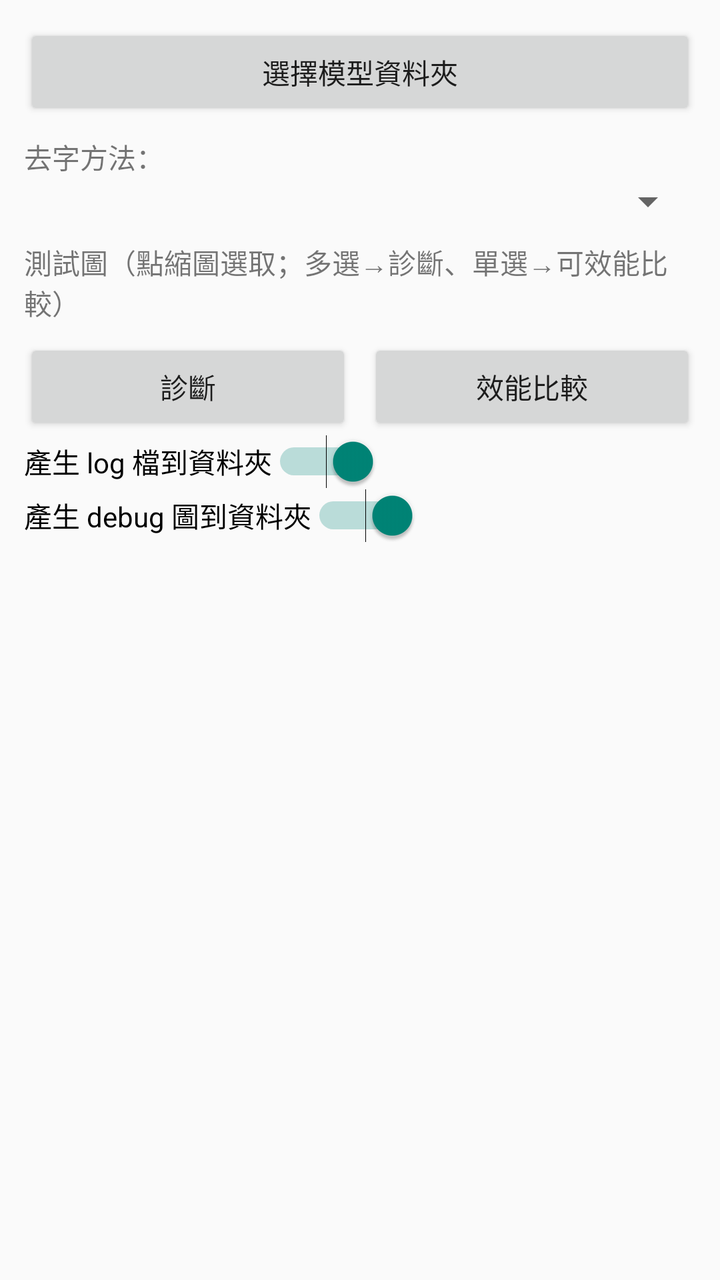
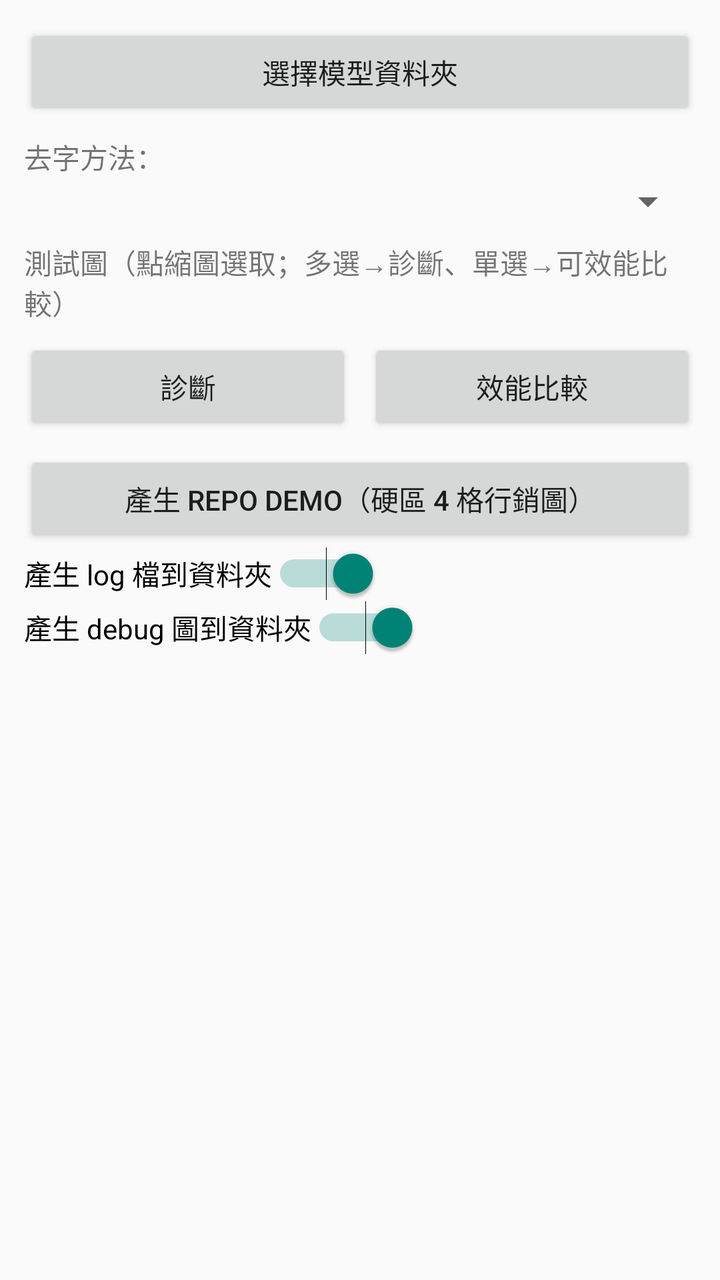

Two renders of the same Android screen: before a commit and after it. Below are the layout's source before the change and the commit's diff.
<!-- AndroidManifest.xml: application theme Theme.AppCompat.DayNight.NoActionBar -->
<!-- res/layout/activity_main.xml -->
<?xml version="1.0" encoding="utf-8"?>
<ScrollView xmlns:android="http://schemas.android.com/apk/res/android"
    android:id="@+id/scroll"
    android:layout_width="match_parent"
    android:layout_height="match_parent"
    android:fillViewport="true">

    <LinearLayout
        android:layout_width="match_parent"
        android:layout_height="wrap_content"
        android:orientation="vertical"
        android:padding="12dp">

        
        <Button
            android:id="@+id/pickFolderButton"
            android:layout_width="match_parent"
            android:layout_height="wrap_content"
            android:text="選擇模型資料夾" />

        <TextView
            android:id="@+id/inpaintLabel"
            android:layout_width="wrap_content"
            android:layout_height="wrap_content"
            android:layout_marginTop="8dp"
            android:text="去字方法：" />

        <Spinner
            android:id="@+id/inpaintSpinner"
            android:layout_width="match_parent"
            android:layout_height="wrap_content" />

        <TextView
            android:layout_width="wrap_content"
            android:layout_height="wrap_content"
            android:layout_marginTop="8dp"
            android:text="測試圖（點縮圖選取；多選→診斷、單選→可效能比較）" />

        <HorizontalScrollView
            android:layout_width="match_parent"
            android:layout_height="wrap_content">

            <LinearLayout
                android:id="@+id/thumbStrip"
                android:layout_width="wrap_content"
                android:layout_height="wrap_content"
                android:orientation="horizontal" />
        </HorizontalScrollView>

        <LinearLayout
            android:layout_width="match_parent"
            android:layout_height="wrap_content"
            android:layout_marginTop="8dp"
            android:orientation="horizontal">

            <Button
                android:id="@+id/detectButton"
                android:layout_width="0dp"
                android:layout_height="wrap_content"
                android:layout_weight="1"
                android:text="診斷" />

            <Button
                android:id="@+id/inpaintCompareButton"
                android:layout_width="0dp"
                android:layout_height="wrap_content"
                android:layout_marginStart="8dp"
                android:layout_weight="1"
                android:text="效能比較" />
        </LinearLayout>

        <Switch
            android:id="@+id/genLogSwitch"
            android:layout_width="wrap_content"
            android:layout_height="wrap_content"
            android:checked="true"
            android:text="產生 log 檔到資料夾" />

        <Switch
            android:id="@+id/genImgSwitch"
            android:layout_width="wrap_content"
            android:layout_height="wrap_content"
            android:checked="true"
            android:text="產生 debug 圖到資料夾" />

        
        <LinearLayout
            android:id="@+id/outputContainer"
            android:layout_width="match_parent"
            android:layout_height="wrap_content"
            android:layout_marginTop="8dp"
            android:orientation="vertical">

            <TextView
                android:id="@+id/logText"
                android:layout_width="match_parent"
                android:layout_height="wrap_content"
                android:fontFamily="monospace"
                android:textSize="12sp"
                android:textIsSelectable="true"
                android:text="" />
        </LinearLayout>

    </LinearLayout>
</ScrollView>
<!-- resources referenced by this layout -->
<resources>

</resources>

<!-- the commit's change to res/layout/activity_main.xml (unified diff, before → after) -->
@@ -69,6 +69,13 @@
                 android:text="效能比較" />
         </LinearLayout>
 
+        <Button
+            android:id="@+id/repoDemoButton"
+            android:layout_width="match_parent"
+            android:layout_height="wrap_content"
+            android:layout_marginTop="8dp"
+            android:text="產生 repo demo（硬區 4 格行銷圖）" />
+
         <Switch
             android:id="@+id/genLogSwitch"
             android:layout_width="wrap_content"
